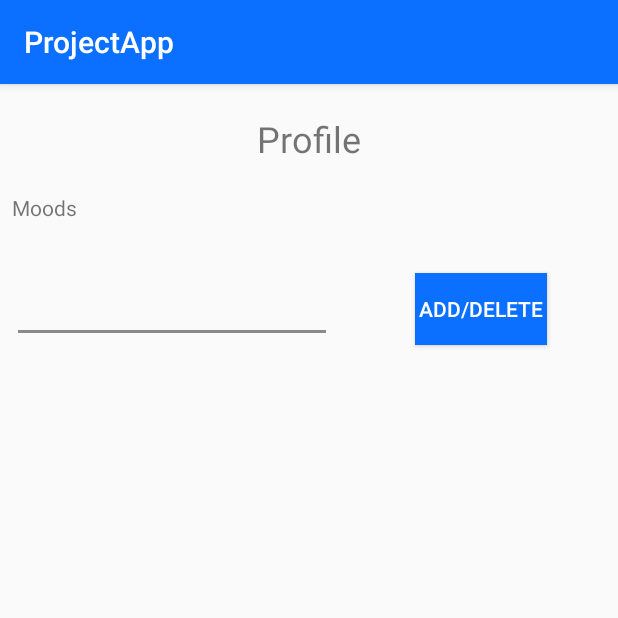
After one commit to teunisvdh/ProjectApp, an Android app: the ProfileActivity screen opened directly, with no data from a screen before it, on a phone screen of 412 x 824 dp, the top half of it. The commit adds this screen. Run offline under Robolectric (Android 15) with nearby library versions, the phone set to English and light mode, and no system bars.

Commit message:
profile begin, better time notation, onSaveInstanceState, screenrotation YouTube

```diff
--- /dev/null
+++ b/app/src/main/java/com/example/teunis/projectapp/GlobalVariables.java
@@ -0,0 +1,26 @@
+package com.example.teunis.projectapp;
+
+import java.util.ArrayList;
+
+public class GlobalVariables {
+    public static GlobalVariables instance;
+
+    ArrayList<String> moods = new ArrayList<>();
+
+    public GlobalVariables() {}
+
+    public ArrayList<String> getMoods() {
+        return moods;
+    }
+
+    public void setMoods(ArrayList<String> moods) {
+        this.moods = moods;
+    }
+
+    public static synchronized GlobalVariables getInstance(){
+        if(instance == null) {
+            instance = new GlobalVariables();
+        }
+        return instance;
+    }
+}
--- /dev/null
+++ b/app/src/main/java/com/example/teunis/projectapp/ProfileActivity.java
@@ -0,0 +1,71 @@
+package com.example.teunis.projectapp;
+
+import android.content.SharedPreferences;
+import android.preference.PreferenceManager;
+import android.support.v7.app.AppCompatActivity;
+import android.os.Bundle;
+import android.text.TextUtils;
+import android.view.View;
+import android.widget.EditText;
+import android.widget.TextView;
+
+import java.util.ArrayList;
+
+public class ProfileActivity extends AppCompatActivity {
+
+    ArrayList<String> moods;
+
+    @Override
+    protected void onCreate(Bundle savedInstanceState) {
+        super.onCreate(savedInstanceState);
+        setContentView(R.layout.activity_profile);
+
+        SharedPreferences preferences = PreferenceManager.getDefaultSharedPreferences(this);
+
+        GlobalVariables global = GlobalVariables.getInstance();
+        moods = global.getMoods();
+
+//        if (savedInstanceState == null) {
+//            moods = new ArrayList<>();
+//            TextView moodsText = findViewById(R.id.moodsView);
+//            String moodsString = TextUtils.join(", ", moods);
+//            moodsText.setText(moodsString);
+//        }
+        TextView moodsText = findViewById(R.id.moodsView);
+        String moodsString = TextUtils.join(", ", moods);
+        moodsText.setText(moodsString);
+    }
+
+    @Override
+    protected void onSaveInstanceState(Bundle outState) {
+        super.onSaveInstanceState(outState);
+
+        outState.putStringArrayList("moodsRetrieved", moods);
+    }
+
+    @Override
+    protected void onRestoreInstanceState(Bundle savedInstanceState) {
+        super.onRestoreInstanceState(savedInstanceState);
+
+        moods = savedInstanceState.getStringArrayList("moodsRetrieved");
+        TextView moodsText = findViewById(R.id.moodsView);
+        String moodsString = TextUtils.join(", ", moods);
+        moodsText.setText(moodsString);
+    }
+
+    public void addDelete(View view) {
+        EditText moodAddDelete = findViewById(R.id.editText);
+        String thisMood = moodAddDelete.getText().toString();
+        if (moods.contains(thisMood)) {
+            moods.remove(thisMood);
+        }
+        else {
+            moods.add(thisMood);
+        }
+        TextView moodsText = findViewById(R.id.moodsView);
+        String moodsString = TextUtils.join(", ", moods);
+        moodsText.setText(moodsString);
+        GlobalVariables global = GlobalVariables.getInstance();
+        global.setMoods(moods);
+    }
+}
--- a/app/src/main/java/com/example/teunis/projectapp/TimeActivity.java
+++ b/app/src/main/java/com/example/teunis/projectapp/TimeActivity.java
@@ -41,4 +41,9 @@ public class TimeActivity extends AppCompatActivity {
             }
         }
     }
+
+    public void profileClicked(View view) {
+        Intent intent = new Intent(TimeActivity.this, ProfileActivity.class);
+        startActivity(intent);
+    }
 }
--- a/app/src/main/res/layout/activity_playlist.xml
+++ b/app/src/main/res/layout/activity_playlist.xml
@@ -26,9 +26,7 @@
         id="@+id/view"
         android:layout_width="0dp"
         android:layout_height="wrap_content"
-        android:layout_marginEnd="8dp"
-        android:layout_marginStart="8dp"
-        android:layout_marginTop="8dp"
+        app:layout_constraintBottom_toTopOf="@+id/stopPlaylistButton"
         app:layout_constraintEnd_toEndOf="parent"
         app:layout_constraintStart_toStartOf="parent"
         app:layout_constraintTop_toTopOf="parent" />
--- /dev/null
+++ b/app/src/main/res/layout/activity_profile.xml
@@ -0,0 +1,69 @@
+<?xml version="1.0" encoding="utf-8"?>
+<android.support.constraint.ConstraintLayout xmlns:android="http://schemas.android.com/apk/res/android"
+    xmlns:app="http://schemas.android.com/apk/res-auto"
+    xmlns:tools="http://schemas.android.com/tools"
+    android:layout_width="match_parent"
+    android:layout_height="match_parent"
+    tools:context=".ProfileActivity">
+
+    <TextView
+        android:id="@+id/textView3"
+        android:layout_width="wrap_content"
+        android:layout_height="wrap_content"
+        android:layout_marginEnd="8dp"
+        android:layout_marginStart="8dp"
+        android:layout_marginTop="20dp"
+        android:text="Profile"
+        android:textSize="24sp"
+        app:layout_constraintEnd_toEndOf="parent"
+        app:layout_constraintStart_toStartOf="parent"
+        app:layout_constraintTop_toTopOf="parent" />
+
+    <TextView
+        android:id="@+id/textView6"
+        android:layout_width="wrap_content"
+        android:layout_height="wrap_content"
+        android:layout_marginStart="8dp"
+        android:layout_marginTop="20dp"
+        android:text="Moods"
+        app:layout_constraintStart_toStartOf="parent"
+        app:layout_constraintTop_toBottomOf="@+id/textView3" />
+
+    <TextView
+        android:id="@+id/moodsView"
+        android:layout_width="wrap_content"
+        android:layout_height="wrap_content"
+        android:layout_marginEnd="8dp"
+        android:layout_marginStart="8dp"
+        android:layout_marginTop="8dp"
+        android:text="TextView"
+        app:layout_constraintEnd_toEndOf="parent"
+        app:layout_constraintStart_toStartOf="parent"
+        app:layout_constraintTop_toBottomOf="@+id/textView6" />
+
+    <Button
+        android:id="@+id/addDeleteMood"
+        android:layout_width="wrap_content"
+        android:layout_height="wrap_content"
+        android:layout_marginStart="8dp"
+        android:background="@color/colorPrimary"
+        android:onClick="addDelete"
+        android:text="Add/Delete"
+        android:textColor="@android:color/white"
+        app:layout_constraintBottom_toBottomOf="@+id/editText"
+        app:layout_constraintEnd_toEndOf="parent"
+        app:layout_constraintStart_toEndOf="@+id/editText"
+        app:layout_constraintTop_toTopOf="@+id/editText" />
+
+    <EditText
+        android:id="@+id/editText"
+        android:layout_width="wrap_content"
+        android:layout_height="wrap_content"
+        android:layout_marginStart="8dp"
+        android:layout_marginTop="8dp"
+        android:digits="abcdefghijklmnopqrstuvwxyz"
+        android:ems="10"
+        android:inputType="textPersonName"
+        app:layout_constraintStart_toStartOf="parent"
+        app:layout_constraintTop_toBottomOf="@+id/moodsView" />
+</android.support.constraint.ConstraintLayout>
```
Also changed, not shown: app/src/main/AndroidManifest.xml (+13 -8 lines), app/src/main/java/com/example/teunis/projectapp/ChannelRequest.java (+0 -27 lines), app/src/main/java/com/example/teunis/projectapp/PlaylistActivity.java (+1 -9 lines), app/src/main/java/com/example/teunis/projectapp/ShowplaylistActivity.java (+11 -1 lines), app/src/main/res/layout/activity_time.xml (+13 -0 lines).
